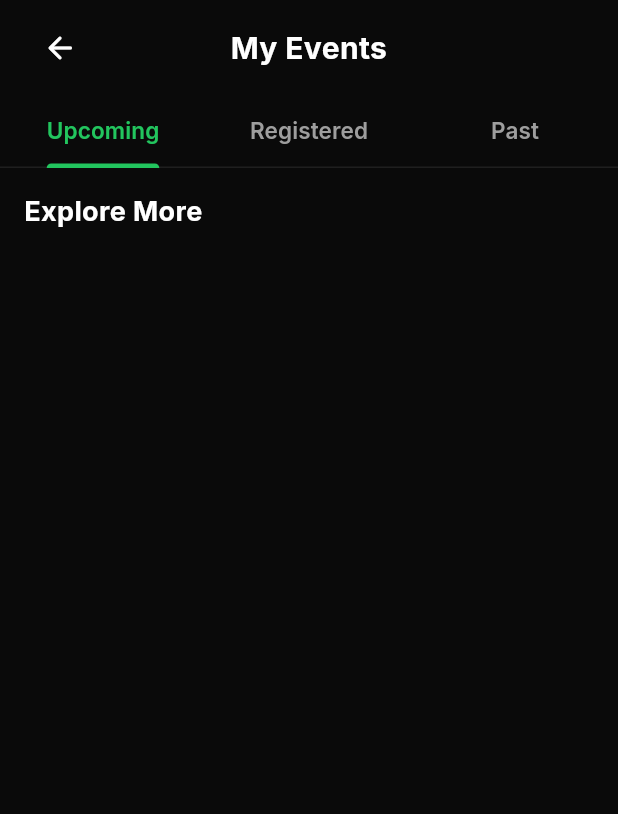
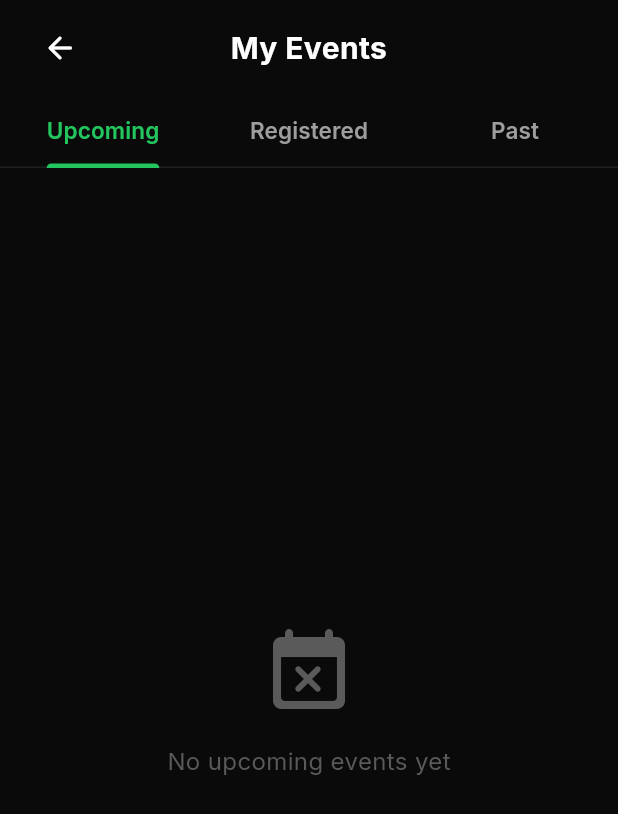
Before and after one commit to CarlJaca/gymvibe-flutter, a Flutter app: the MyEventsScreen screen opened by its route, on a phone screen of 412 x 824 dp. Shown: the top 814 px of the screen. Run offline on Flutter 3.47's test engine with Material 3 defaults, Android fonts, the phone set to English and light mode, and no system bars; our stand-ins replace cached_network_image, cloud_firestore, file_picker, firebase_auth, firebase_core, firebase_storage and 7 more; missing offline and left inert: firebase_app_check, flutter_facebook_auth; accounts and stored records are empty; network calls fail.

Commit message:
feat: add empty state to upcoming events tab

```diff
--- a/lib/screens/events/my_events_screen.dart
+++ b/lib/screens/events/my_events_screen.dart
@@ -90,12 +90,24 @@ class _MyEventsScreenState extends State<MyEventsScreen> with SingleTickerProvid
   }
 
   Widget _buildUpcomingView(List<Map<String, dynamic>> events) {
+    if (events.isEmpty) {
+      return const Center(
+        child: Column(
+          mainAxisAlignment: MainAxisAlignment.center,
+          children: [
+            Icon(Icons.event_busy_rounded, size: 64, color: AppColors.textMuted),
+            SizedBox(height: 16),
+            Text('No upcoming events yet', style: TextStyle(color: AppColors.textMuted, fontSize: 16)),
+          ],
+        ),
+      );
+    }
+
     // Show top 3 upcoming events just as recommendations or reminders
     return ListView(
       padding: const EdgeInsets.all(AppPadding.md),
       children: [
         // Reminder Card
-        if (events.isNotEmpty)
         Container(
           padding: const EdgeInsets.all(AppPadding.md),
           margin: const EdgeInsets.only(bottom: AppPadding.lg),
```
Lines whose indentation alone changed are shown as unchanged.
